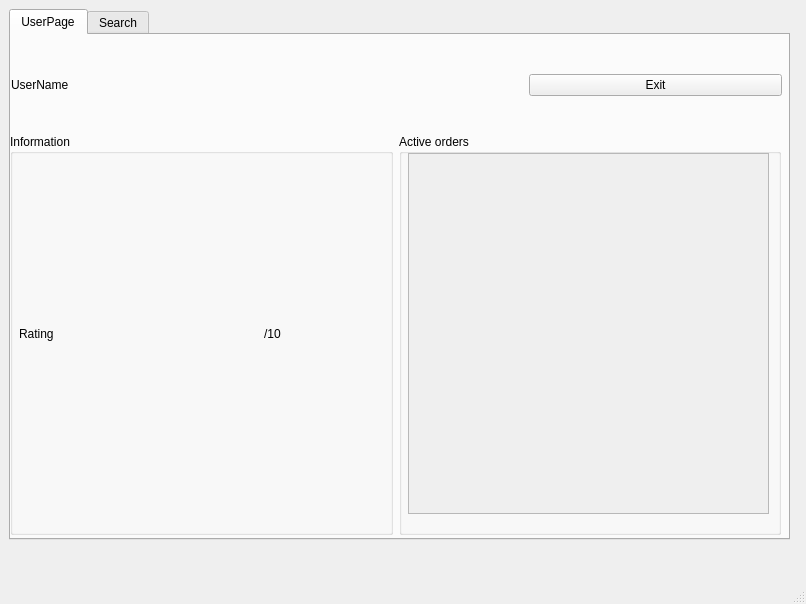
Above: mainWindow.ui from mikhail-7975/SearchTeacher before the change. Below: the same form after it.
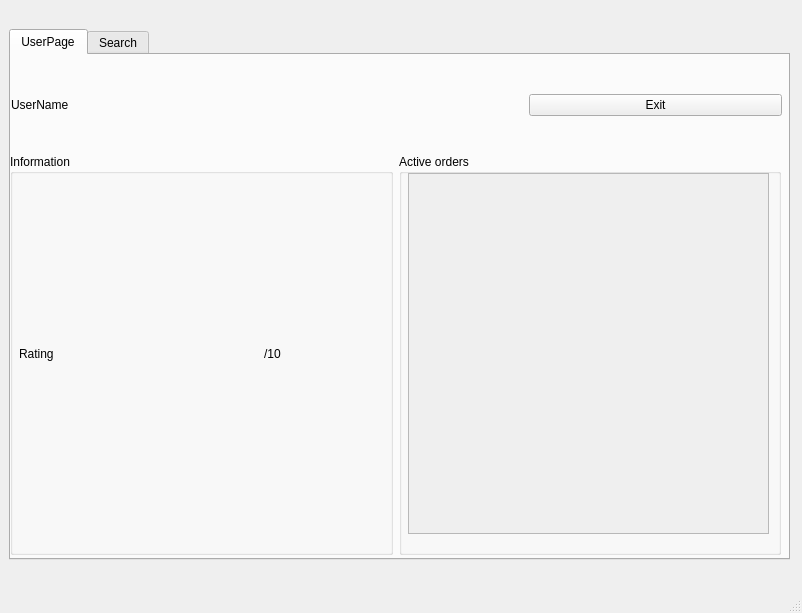
That is the form after the change.

Patch:
```diff
--- a/mainWindow.ui
+++ b/mainWindow.ui
@@ -6,8 +6,8 @@
    <rect>
     <x>0</x>
     <y>0</y>
-    <width>806</width>
-    <height>604</height>
+    <width>802</width>
+    <height>613</height>
    </rect>
   </property>
   <property name="windowTitle">
@@ -18,7 +18,7 @@
     <property name="geometry">
      <rect>
       <x>9</x>
-      <y>9</y>
+      <y>29</y>
       <width>781</width>
       <height>531</height>
      </rect>
```
Left out of the diff: 2 changed lines with no effect on the pictures.
